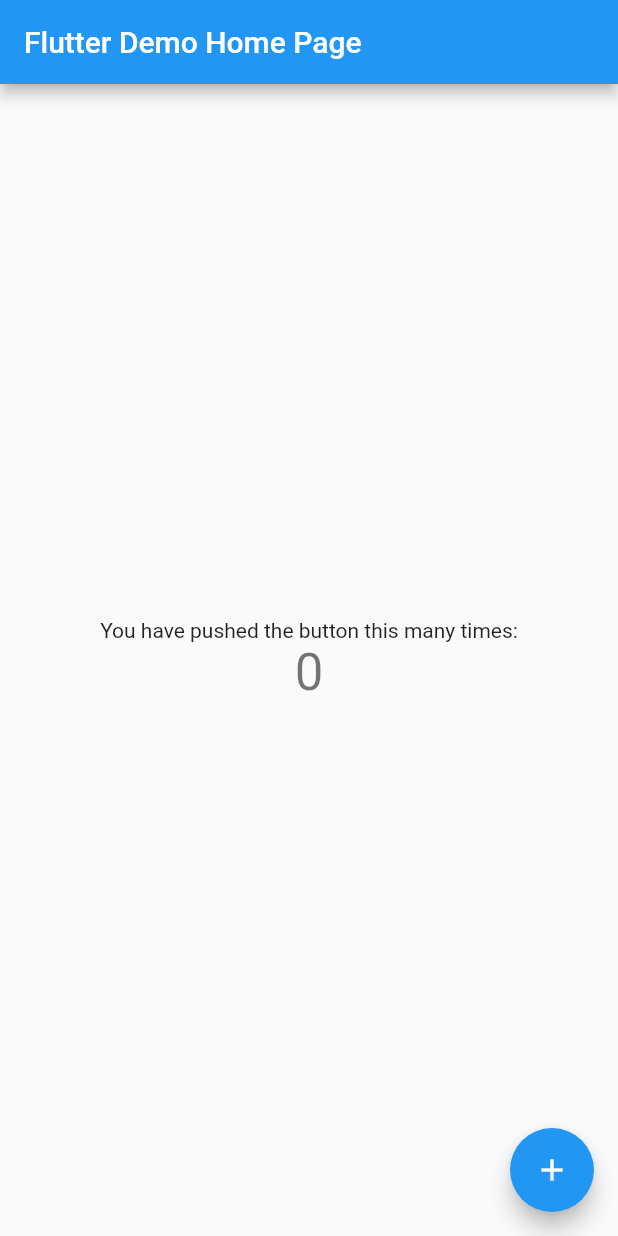
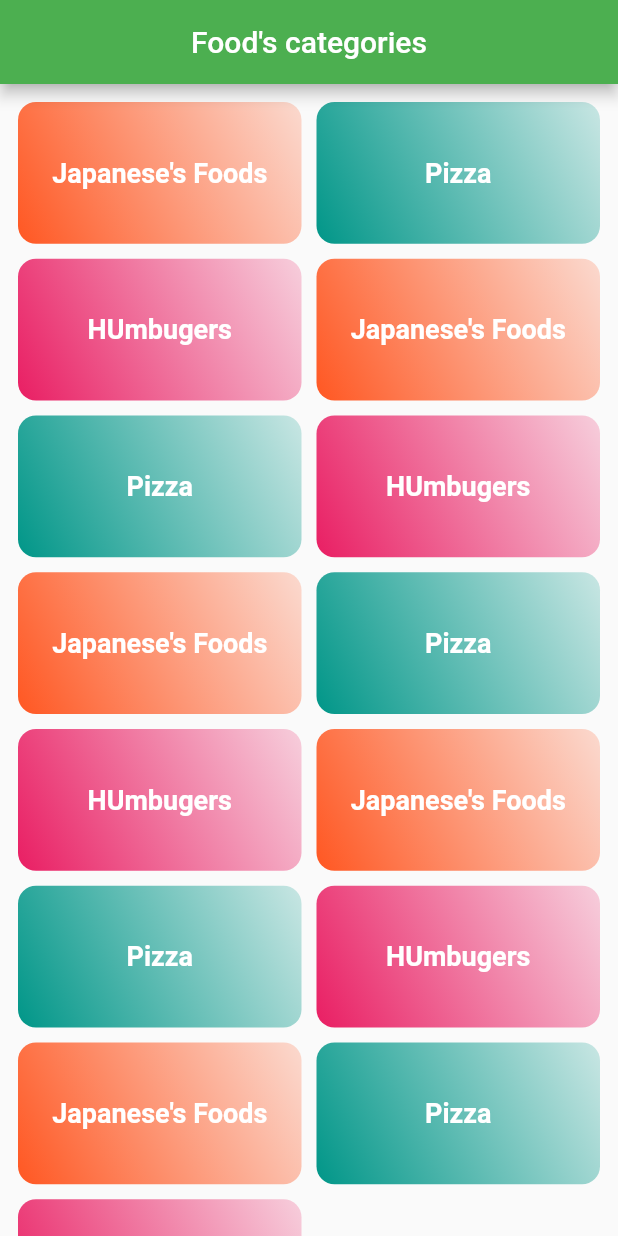
Before and after one commit to khachvip1509/foodapp, a Flutter app: the screen it shows after launch, on a phone screen of 412 x 824 dp. Run offline on Flutter 3.47's test engine with Material 2 defaults, Android fonts, the phone set to English and light mode, and no system bars.

Commit message:
Make GridView, add Item

```diff
--- /dev/null
+++ b/lib/category_item.dart
@@ -0,0 +1,29 @@
+import 'package:flutter/material.dart';
+import 'models/category.dart';
+
+class CategoryItem extends StatelessWidget{
+
+  Category category;
+  CategoryItem({required this.category});
+
+  @override
+  Widget build(BuildContext context) {
+    Color _color = this.category.color;
+    return Container(
+      child:Container(
+        decoration: BoxDecoration(
+          color: _color,
+          gradient: LinearGradient(colors:[_color.withOpacity(0.2), _color] ,
+          begin: Alignment.topRight,
+          end: Alignment.bottomLeft
+          ),
+          borderRadius: BorderRadius.circular(12) // Bo tron goc
+        ),
+        child: Center(child:Text(this.category.content,
+          style: TextStyle(fontSize: 18, fontWeight: FontWeight.bold, color:Colors.white ),),),
+        // dung Center de can Text ra giua, hoac co the dung Column va dung crossAxisAligment, mainAxisAligmnet
+      ) ,
+    );
+  }
+
+}
--- /dev/null
+++ b/lib/category_page.dart
@@ -0,0 +1,19 @@
+import 'package:flutter/material.dart';
+import 'package:foodapp/category_item.dart';
+import 'package:foodapp/fake_data.dart';
+
+class CategoryPage extends StatelessWidget{
+  @override
+  Widget build(BuildContext context) {
+    return GridView(
+      padding: EdgeInsets.all(12),
+        children:FAKE_CATEGORIES.map((e) => CategoryItem(category: e)).toList(),
+        gridDelegate: SliverGridDelegateWithMaxCrossAxisExtent(
+      maxCrossAxisExtent: 300,
+      childAspectRatio: 4/2,
+      crossAxisSpacing: 10,
+      mainAxisSpacing: 10
+    ));
+  }
+
+}
--- /dev/null
+++ b/lib/fake_data.dart
@@ -0,0 +1,20 @@
+import 'package:flutter/material.dart';
+import 'models/category.dart';
+
+ List<Category> FAKE_CATEGORIES = [
+  Category(id: 1, content: 'Japanese\'s Foods', color: Colors.deepOrange),
+  Category(id: 2, content: 'Pizza', color: Colors.teal),
+  Category(id: 3, content: 'HUmbugers', color: Colors.pink),
+  Category(id: 4, content: 'Japanese\'s Foods', color: Colors.deepOrange),
+  Category(id: 5, content: 'Pizza', color: Colors.teal),
+  Category(id: 6, content: 'HUmbugers', color: Colors.pink),
+  Category(id: 7, content: 'Japanese\'s Foods', color: Colors.deepOrange),
+  Category(id: 8, content: 'Pizza', color: Colors.teal),
+  Category(id: 9, content: 'HUmbugers', color: Colors.pink),
+  Category(id: 10, content: 'Japanese\'s Foods', color: Colors.deepOrange),
+  Category(id: 11, content: 'Pizza', color: Colors.teal),
+  Category(id: 12, content: 'HUmbugers', color: Colors.pink),
+  Category(id: 13, content: 'Japanese\'s Foods', color: Colors.deepOrange),
+  Category(id: 14, content: 'Pizza', color: Colors.teal),
+  Category(id: 15, content: 'HUmbugers', color: Colors.pink),
+];
--- a/lib/main.dart
+++ b/lib/main.dart
@@ -1,4 +1,5 @@
 import 'package:flutter/material.dart';
+import 'package:foodapp/category_page.dart';
 
 void main() {
   runApp(const MyApp());
@@ -11,105 +12,18 @@ class MyApp extends StatelessWidget {
   @override
   Widget build(BuildContext context) {
     return MaterialApp(
-      title: 'Flutter Demo',
+      title: 'Food App With Navigation',
       theme: ThemeData(
-        // This is the theme of your application.
-        //
-        // Try running your application with "flutter run". You'll see the
-        // application has a blue toolbar. Then, without quitting the app, try
-        // changing the primarySwatch below to Colors.green and then invoke
-        // "hot reload" (press "r" in the console where you ran "flutter run",
-        // or simply save your changes to "hot reload" in a Flutter IDE).
-        // Notice that the counter didn't reset back to zero; the application
-        // is not restarted.
-        primarySwatch: Colors.blue,
+        primarySwatch: Colors.green,
       ),
-      home: const MyHomePage(title: 'Flutter Demo Home Page'),
+      home: Scaffold(
+        appBar: AppBar(
+          centerTitle: true,
+          title: const Text('Food\'s categories'),
+        ),
+        body:SafeArea(child: CategoryPage(),)
+        ,
+      ),
     );
   }
 }
-
-class MyHomePage extends StatefulWidget {
-  const MyHomePage({Key? key, required this.title}) : super(key: key);
-
-  // This widget is the home page of your application. It is stateful, meaning
-  // that it has a State object (defined below) that contains fields that affect
-  // how it looks.
-
-  // This class is the configuration for the state. It holds the values (in this
-  // case the title) provided by the parent (in this case the App widget) and
-  // used by the build method of the State. Fields in a Widget subclass are
-  // always marked "final".
-
-  final String title;
-
-  @override
-  State<MyHomePage> createState() => _MyHomePageState();
-}
-
-class _MyHomePageState extends State<MyHomePage> {
-  int _counter = 0;
-
-  void _incrementCounter() {
-    setState(() {
-      // This call to setState tells the Flutter framework that something has
-      // changed in this State, which causes it to rerun the build method below
-      // so that the display can reflect the updated values. If we changed
-      // _counter without calling setState(), then the build method would not be
-      // called again, and so nothing would appear to happen.
-      _counter++;
-    });
-  }
-
-  @override
-  Widget build(BuildContext context) {
-    // This method is rerun every time setState is called, for instance as done
-    // by the _incrementCounter method above.
-    //
-    // The Flutter framework has been optimized to make rerunning build methods
-    // fast, so that you can just rebuild anything that needs updating rather
-    // than having to individually change instances of widgets.
-    return Scaffold(
-      appBar: AppBar(
-        // Here we take the value from the MyHomePage object that was created by
-        // the App.build method, and use it to set our appbar title.
-        title: Text(widget.title),
-      ),
-      body: Center(
-        // Center is a layout widget. It takes a single child and positions it
-        // in the middle of the parent.
-        child: Column(
-          // Column is also a layout widget. It takes a list of children and
-          // arranges them vertically. By default, it sizes itself to fit its
-          // children horizontally, and tries to be as tall as its parent.
-          //
-          // Invoke "debug painting" (press "p" in the console, choose the
-          // "Toggle Debug Paint" action from the Flutter Inspector in Android
-          // Studio, or the "Toggle Debug Paint" command in Visual Studio Code)
-          // to see the wireframe for each widget.
-          //
-          // Column has various properties to control how it sizes itself and
-          // how it positions its children. Here we use mainAxisAlignment to
-          // center the children vertically; the main axis here is the vertical
-          // axis because Columns are vertical (the cross axis would be
-          // horizontal).
-          mainAxisAlignment: MainAxisAlignment.center,
-          children: <Widget>[
-            const Text(
-              'You have pushed the button this many times:',
-            ),
-            Text(
-              '$_counter',
-              style: Theme.of(context).textTheme.headline4,
-            ),
-          ],
-        ),
-      ),
-      floatingActionButton: FloatingActionButton(
-        onPressed: _incrementCounter,
-        tooltip: 'Increment',
-        child: const Icon(Icons.add),
-      ), // This trailing comma makes auto-formatting nicer for build methods.
-    );
-  }
-}
--- /dev/null
+++ b/lib/models/category.dart
@@ -0,0 +1,8 @@
+import 'package:flutter/material.dart';
+class Category{
+   int id;
+   String content;
+   Color color;
+  Category({required this.id, required this.content,required this.color});
+
+}
```
